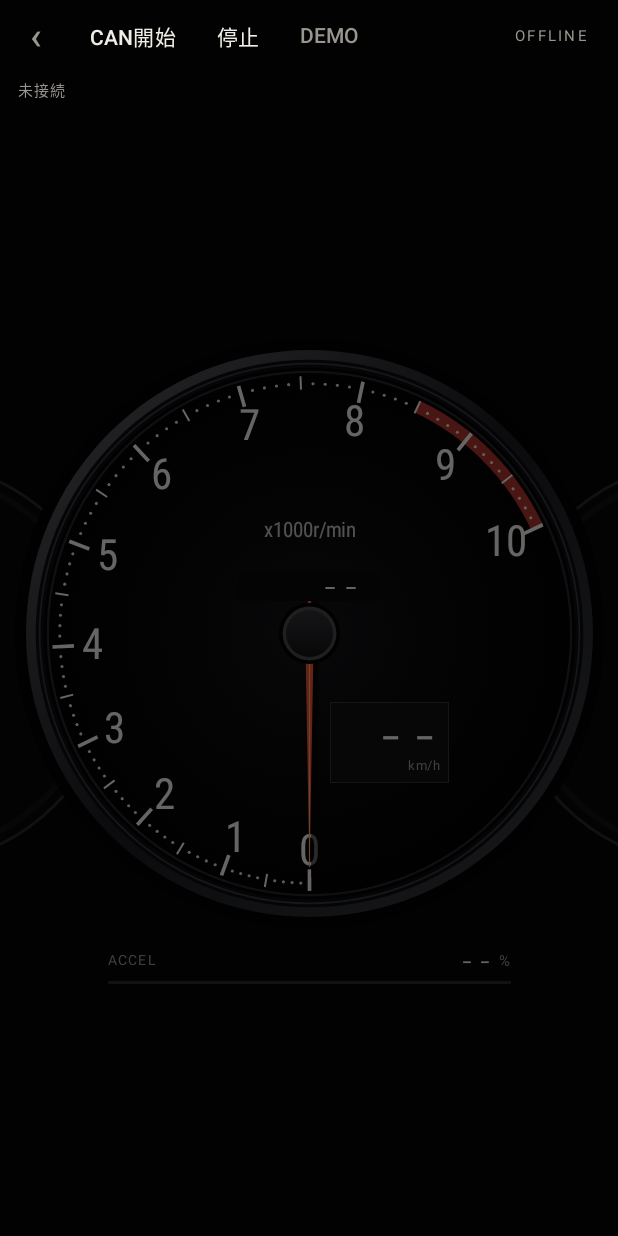
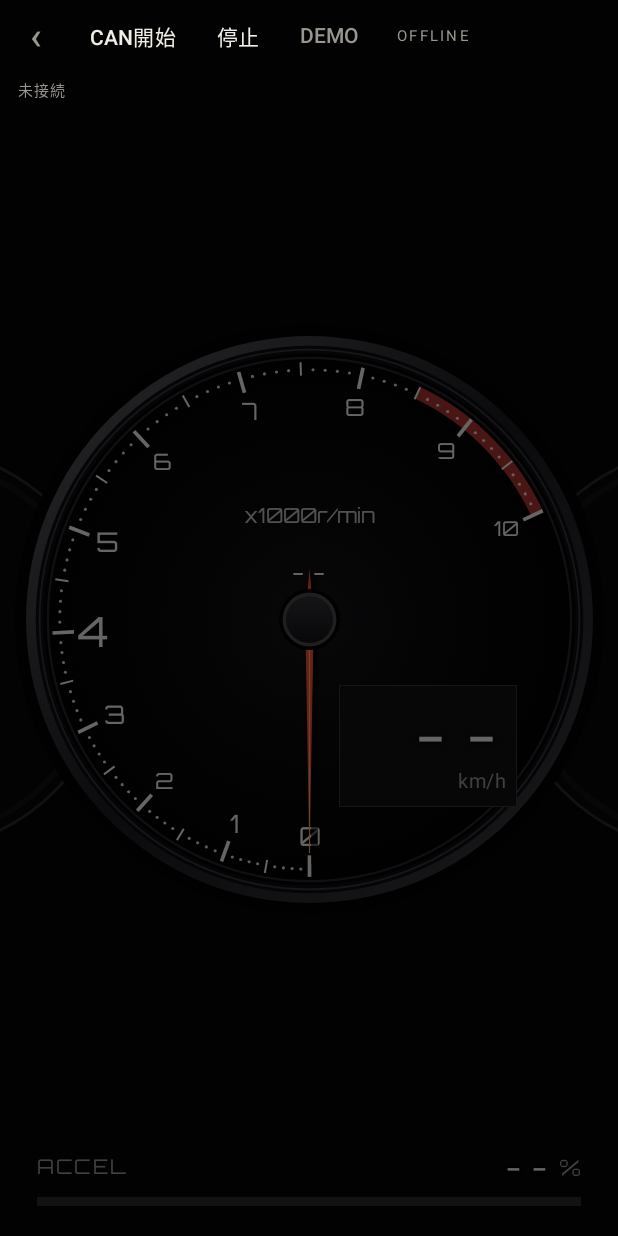
Before and after one commit to nekodamasi34/CarDashBoard, an Android app built with Jetpack Compose: the screen it shows after launch (MainActivity), after a tap on "HUD", on a phone screen of 412 x 824 dp. Run offline under Robolectric (Android 15) with nearby library versions, the phone set to English and light mode, and no system bars.

Commit message:
Release ver0.4.4

```diff
--- a/app/build.gradle.kts
+++ b/app/build.gradle.kts
@@ -15,8 +15,8 @@ android {
         applicationId = "dev.aw.cardashboard"
         minSdk = 31
         targetSdk = 36
-        versionCode = 9
-        versionName = "0.4.3"
+        versionCode = 10
+        versionName = "0.4.4"
 
         testInstrumentationRunner = "androidx.test.runner.AndroidJUnitRunner"
     }
--- a/app/src/main/java/dev/aw/cardashboard/HudScreen.kt
+++ b/app/src/main/java/dev/aw/cardashboard/HudScreen.kt
@@ -11,6 +11,7 @@ import androidx.compose.material3.Text
 import androidx.compose.material3.TextButton
 import androidx.compose.material3.AlertDialog
 import androidx.compose.foundation.rememberScrollState
+import androidx.compose.foundation.horizontalScroll
 import androidx.compose.foundation.verticalScroll
 import androidx.compose.runtime.*
 import androidx.compose.ui.Alignment
@@ -19,6 +20,7 @@ import androidx.compose.ui.draw.alpha
 import androidx.compose.ui.geometry.Offset
 import androidx.compose.ui.geometry.Size
 import androidx.compose.ui.graphics.Color
+import androidx.compose.ui.graphics.Shadow
 import androidx.compose.ui.graphics.drawscope.Stroke
 import androidx.compose.ui.platform.LocalDensity
 import androidx.compose.ui.semantics.clearAndSetSemantics
@@ -75,7 +77,7 @@ private fun HudInstruments(state: HudState, onExit: () -> Unit = {},
     val active = state.status == HudStatus.LIVE || state.status == HudStatus.DEMO
     Column(Modifier.fillMaxSize().background(HudColors.Background)
         .windowInsetsPadding(WindowInsets.safeDrawing)) {
-        Row(Modifier.fillMaxWidth().height(48.dp), verticalAlignment = Alignment.CenterVertically) {
+        Row(Modifier.fillMaxWidth().heightIn(min = 48.dp).horizontalScroll(rememberScrollState()), verticalAlignment = Alignment.CenterVertically) {
             // Full touch target, with only a small, subdued chevron drawn inside.
             TextButton(onClick = onExit, modifier = Modifier.size(48.dp),
                 contentPadding = PaddingValues(0.dp)) {
@@ -83,7 +85,7 @@ private fun HudInstruments(state: HudState, onExit: () -> Unit = {},
                     modifier = Modifier.clearAndSetSemantics { contentDescription = "HUDを閉じる" })
             }
             controls()
-            Spacer(Modifier.weight(1f))
+            Spacer(Modifier.width(12.dp))
             Text(state.status.name, color = when (state.status) {
                 HudStatus.ERROR -> HudColors.Needle
                 HudStatus.STALE, HudStatus.DEMO -> HudColors.Warning
@@ -95,17 +97,18 @@ private fun HudInstruments(state: HudState, onExit: () -> Unit = {},
         Text(detail, color = HudColors.Muted, fontSize = 10.sp, maxLines = 1,
             modifier = Modifier.padding(horizontal = 12.dp))
         BoxWithConstraints(Modifier.weight(1f).fillMaxWidth()) {
-            // Reserve a footer before choosing a square that fits either orientation.
-            val dialSize = minOf(maxWidth * .96f, (maxHeight - 62.dp).coerceAtLeast(0.dp))
+            // A separate bottom instrument owns its space in both orientations.
+            val dialSize = minOf(maxWidth * .96f, (maxHeight - 86.dp).coerceAtLeast(0.dp))
+            val acceleratorWidth = minOf(maxWidth * .88f, 480.dp)
             Column(Modifier.fillMaxSize().alpha(if (active) 1f else .42f),
                 horizontalAlignment = Alignment.CenterHorizontally,
                 verticalArrangement = Arrangement.Center) {
-                Box(Modifier.fillMaxWidth().height(dialSize), contentAlignment = Alignment.Center) {
-                    PodSilhouettes(dialSize)
+                Box(Modifier.fillMaxWidth().weight(1f), contentAlignment = Alignment.Center) {
+                    Box(Modifier.fillMaxWidth().height(dialSize)) { PodSilhouettes(dialSize) }
                     TachometerGauge(state.values?.rpm, state.values?.speedKmh, Modifier.size(dialSize))
                 }
                 AcceleratorHud(state.values?.acceleratorPercent,
-                    Modifier.padding(top = 12.dp, bottom = 16.dp).width(minOf(dialSize * .68f, 340.dp)))
+                    Modifier.padding(top = 12.dp, bottom = 20.dp).width(acceleratorWidth))
             }
         }
     }
@@ -135,10 +138,11 @@ fun TachometerGauge(rpm: Float?, speedKmh: Double? = null,
         val dialWidth = maxWidth
         TachometerFace(needle, Modifier.fillMaxSize())
         Column(Modifier.offset(x = dialWidth * HudDial.RpmLeft, y = dialWidth * HudDial.RpmTop)
-            .size(dialWidth * HudDial.RpmWidth, dialWidth * HudDial.RpmHeight)
-            .background(HudColors.Face),
+            .size(dialWidth * HudDial.RpmWidth, dialWidth * HudDial.RpmHeight),
             horizontalAlignment = Alignment.CenterHorizontally) {
-            HudDigits(rpm?.roundToInt()?.toString() ?: "--", 5, dialWidth * .040f,
+            val rpmText = rpm?.roundToInt()?.toString() ?: "--"
+            // Draw the needle first, then legible glyphs with a thin shadow, never a masking panel.
+            HudDigits(rpmText, rpmText.length, dialWidth * .040f,
                 if (HudDial.rpmWarning(rpm ?: 0f)) HudColors.Needle else HudColors.White, "rpm")
         }
         SpeedHud(speedKmh, Modifier.offset(x = dialWidth * HudDial.SpeedLeft, y = dialWidth * HudDial.SpeedTop)
@@ -172,7 +176,8 @@ private fun HudDigits(value: String, slots: Int, digitSize: Dp, color: Color, un
             Text(char.toString(), modifier = Modifier.width(digitSize * .90f),
                 color = color, fontFamily = HudNumberFont, fontSize = fontSize,
                 lineHeight = fontSize * 1.2f,
-                style = TextStyle(fontFeatureSettings = "tnum"),
+                style = TextStyle(fontFeatureSettings = "tnum",
+                    shadow = Shadow(Color.Black, Offset(0f, 1f), 3f)),
                 textAlign = TextAlign.Center, maxLines = 1, softWrap = false)
         }
     }
@@ -182,18 +187,18 @@ private fun HudDigits(value: String, slots: Int, digitSize: Dp, color: Color, un
 fun AcceleratorHud(percent: Float?, modifier: Modifier = Modifier) {
     val fraction by animateFloatAsState((percent ?: 0f).coerceIn(0f, 100f) / 100f,
         tween(120), label = "accelerator bar")
-    val labelSize = with(LocalDensity.current) { 9.dp.toSp() }
-    val unitSize = with(LocalDensity.current) { 10.dp.toSp() }
-    Column(modifier, verticalArrangement = Arrangement.spacedBy(5.dp)) {
+    val labelSize = with(LocalDensity.current) { 13.5.dp.toSp() }
+    val unitSize = with(LocalDensity.current) { 15.dp.toSp() }
+    Column(modifier, verticalArrangement = Arrangement.spacedBy(8.dp)) {
         Row(Modifier.fillMaxWidth(), verticalAlignment = Alignment.CenterVertically) {
-            Text("ACCEL", color = HudColors.Muted, fontSize = labelSize,
+            Text("ACCEL", color = HudColors.Muted, fontSize = labelSize, fontFamily = HudNumberFont,
                 lineHeight = labelSize * 1.2f, letterSpacing = 1.5.sp)
             Spacer(Modifier.weight(1f))
             HudDigits(percent?.coerceIn(0f, 100f)?.roundToInt()?.toString() ?: "--",
-                3, 13.dp, HudColors.White, "%")
-            Text(" %", color = HudColors.Muted, fontSize = unitSize, lineHeight = unitSize * 1.2f)
+                3, 19.5.dp, HudColors.White, "%")
+            Text(" %", color = HudColors.Muted, fontSize = unitSize, fontFamily = HudNumberFont, lineHeight = unitSize * 1.2f)
         }
-        Canvas(Modifier.fillMaxWidth().height(2.dp)) {
+        Canvas(Modifier.fillMaxWidth().height(6.dp)) {
             drawRect(Color(0xFF29282A))
             drawRect(HudColors.White.copy(alpha = .65f), size = Size(size.width * fraction, size.height))
         }
@@ -202,6 +207,8 @@ fun AcceleratorHud(percent: Float?, modifier: Modifier = Modifier) {
 
 @Preview(name = "HUD portrait DEMO", widthDp = 393, heightDp = 851, showBackground = true)
 @Preview(name = "HUD landscape DEMO", widthDp = 851, heightDp = 393, showBackground = true)
+@Preview(name = "HUD compact landscape large text", widthDp = 568, heightDp = 320, fontScale = 2f)
+@Preview(name = "HUD compact portrait large text", widthDp = 320, heightDp = 480, fontScale = 2f)
 @Composable
 private fun HudDemoPreview() {
     HudInstruments(HudState("DEMO", HudStatus.DEMO, Rx8CanValues(7250f, 86.0, 32f)))
--- a/app/src/main/java/dev/aw/cardashboard/HudStyle.kt
+++ b/app/src/main/java/dev/aw/cardashboard/HudStyle.kt
@@ -27,10 +27,10 @@ internal object HudDial {
     const val RadiusFraction = .478f
     const val NumeralRadius = .765f
     const val NumeralSize = .15f
-    const val SpeedLeft = .535f
-    const val SpeedTop = .615f
-    const val SpeedWidth = .200f
-    const val SpeedHeight = .137f
+    const val SpeedLeft = .550f
+    const val SpeedTop = .610f
+    const val SpeedWidth = .300f
+    const val SpeedHeight = .205f
     const val RpmLeft = .380f
     const val RpmTop = .394f
     const val RpmWidth = .240f
--- a/app/src/main/java/dev/aw/cardashboard/HudTachometer.kt
+++ b/app/src/main/java/dev/aw/cardashboard/HudTachometer.kt
@@ -1,7 +1,8 @@
 package dev.aw.cardashboard
 
 import android.graphics.Paint
-import android.graphics.Typeface
+import androidx.core.content.res.ResourcesCompat
+import androidx.compose.ui.platform.LocalContext
 import androidx.compose.foundation.Canvas
 import androidx.compose.runtime.Composable
 import androidx.compose.runtime.remember
@@ -12,15 +13,16 @@ import androidx.compose.ui.graphics.*
 import androidx.compose.ui.graphics.drawscope.DrawScope
 import androidx.compose.ui.graphics.drawscope.Stroke
 import kotlin.math.cos
+import kotlin.math.abs
 import kotlin.math.sin
 
 @Composable
 internal fun TachometerFace(rpm: Float, modifier: Modifier) {
-    val lettering = remember {
+    val context = LocalContext.current
+    val lettering = remember(context) {
         Paint(Paint.ANTI_ALIAS_FLAG).apply {
             textAlign = Paint.Align.CENTER
-            // Analog scale retains understated OEM-like lettering, not digital numerals.
-            typeface = Typeface.create("sans-serif-condensed", Typeface.NORMAL)
+            typeface = ResourcesCompat.getFont(context, R.font.orbitron)
         }
     }
     Canvas(modifier) {
@@ -69,8 +71,16 @@ private fun DrawScope.drawGraduations(center: Offset, radius: Float, paint: Pain
         if (major) {
             paint.color = HudColors.White.toArgb()
             paint.textSize = radius * HudDial.NumeralSize
+            val numeral = (tick / 10).toString()
+            // Fit the glyph rectangle radially inside the ticks without moving its center.
+            // This also handles Orbitron's wider two-digit 10 at the diagonal end of the scale.
+            val radians = Math.toRadians(angle.toDouble())
+            val radialExtent = (paint.measureText(numeral) * abs(cos(radians)) +
+                (paint.descent() - paint.ascent()) * abs(sin(radians))) / 2
+            val clearance = radius * (.832f - HudDial.NumeralRadius - .009f)
+            if (radialExtent > clearance) paint.textSize *= (clearance / radialExtent).toFloat()
             val p = point(angle, HudDial.NumeralRadius)
-            drawContext.canvas.nativeCanvas.drawText((tick / 10).toString(), p.x,
+            drawContext.canvas.nativeCanvas.drawText(numeral, p.x,
                 p.y - (paint.ascent() + paint.descent()) / 2, paint)
         }
     }
--- a/app/src/main/java/dev/aw/cardashboard/ObdController.kt
+++ b/app/src/main/java/dev/aw/cardashboard/ObdController.kt
@@ -252,6 +252,8 @@ class ObdController(private val context: Context) {
         manualStop = false
         val id = session
         if (!hasConnectPermission()) {
+            liveRequest?.stop()
+            liveSession = null
             _state.update { fresh(it, "接続エラー: Bluetooth接続権限が必要です").copy(communicationError = "Bluetooth接続権限が必要です") }
             log("Bluetooth接続権限が必要です")
             return
@@ -498,8 +500,8 @@ class ObdController(private val context: Context) {
                         if (live != null) {
                             if (!live.receiving(SystemClock.elapsedRealtimeNanos())) break
                         } else if (CanExperiment(started).expired(SystemClock.elapsedRealtimeNanos())) break
-                        val remainingMs = (CanExperiment.DURATION_NS - (SystemClock.elapsedRealtimeNanos() - started)) / 1_000_000
-                        delay(if (live != null) 20 else minOf(20, remainingMs.coerceAtLeast(1)))
+                        // Live lifetime is independent of the five-second benchmark deadline.
+                        delay(20)
                     }
                     // Exactly one CR; no printable character followed by CR that could become a command.
                     stoppingMonitor = true
```
Also changed, not shown: app/src/main/java/dev/aw/cardashboard/CanLiveSession.kt (+15 -5 lines), 5 other files.
